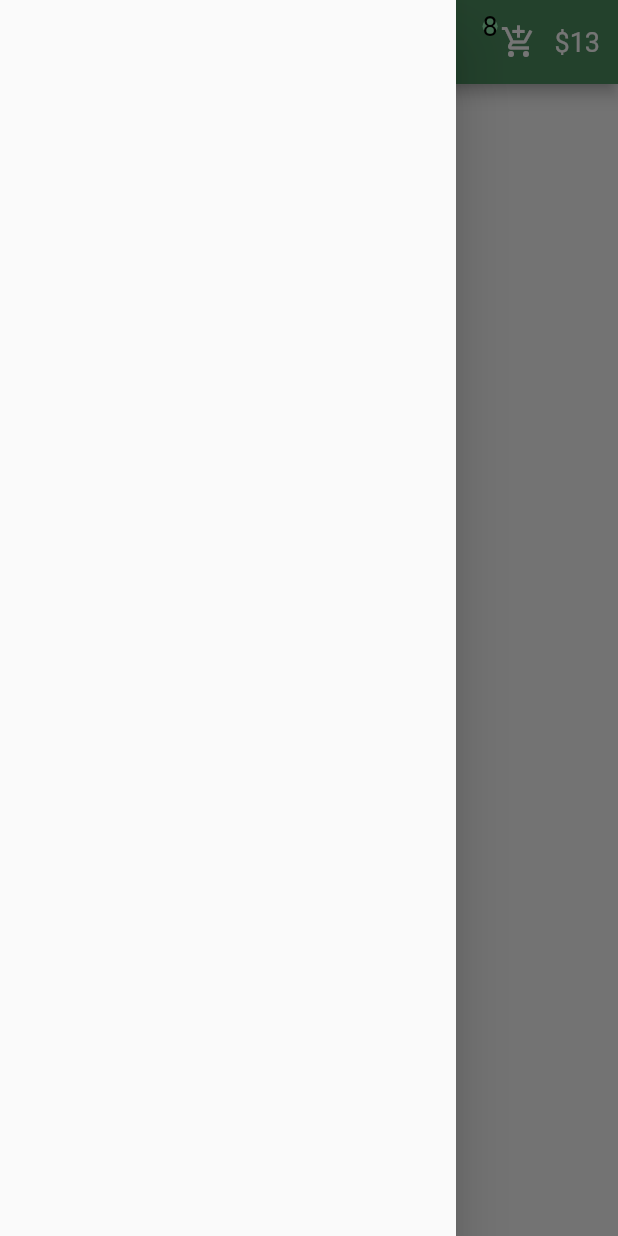
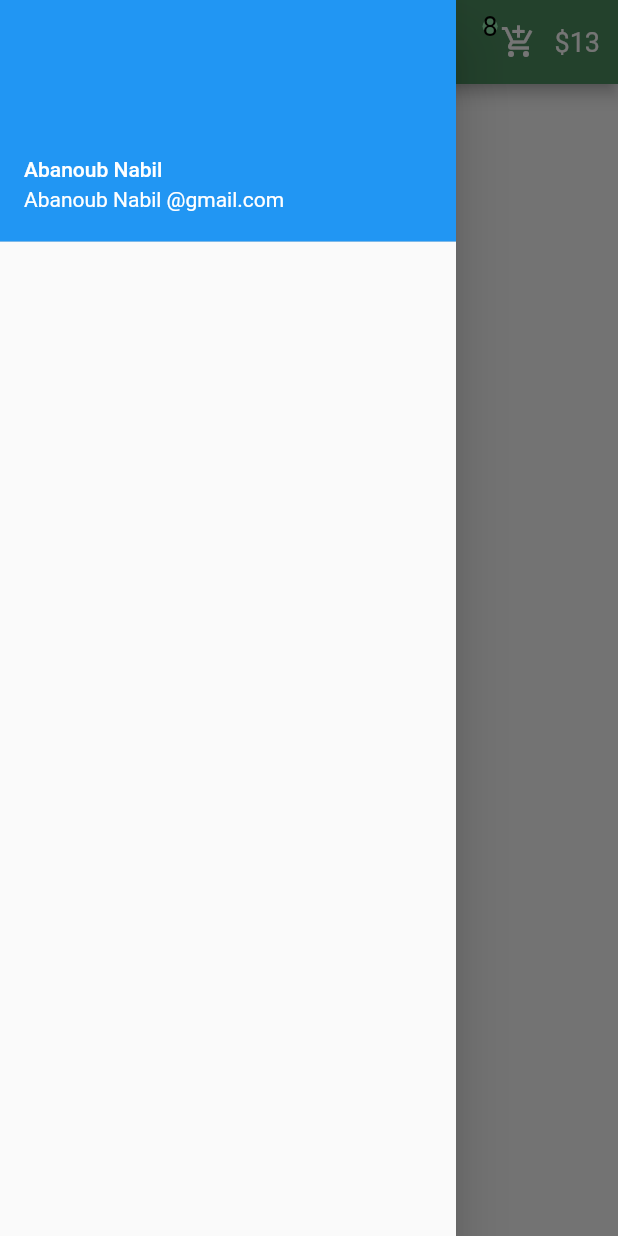
Before and after one commit to AbanoubNabile/E_commerce-app, a Flutter app: the screen it shows after launch, with the side drawer open, on a phone screen of 412 x 824 dp. Run offline on Flutter 3.47's test engine with Material 2 defaults, Android fonts, the phone set to English and light mode, and no system bars.

Commit message:
add text to drawer

```diff
--- a/lib/pages/Home.dart
+++ b/lib/pages/Home.dart
@@ -12,7 +12,14 @@ class Home extends StatelessWidget {
   Widget build(BuildContext context) {
     return SafeArea(
       child: Scaffold(
-          drawer: Drawer(),
+          drawer: Drawer(
+            child: Column(children: [
+              UserAccountsDrawerHeader(
+                accountEmail: Text("Abanoub Nabil @gmail.com"),
+                accountName: Text("Abanoub Nabil"),
+              )
+            ]),
+          ),
           appBar: AppBar(
             actions: [
               Row(
```
